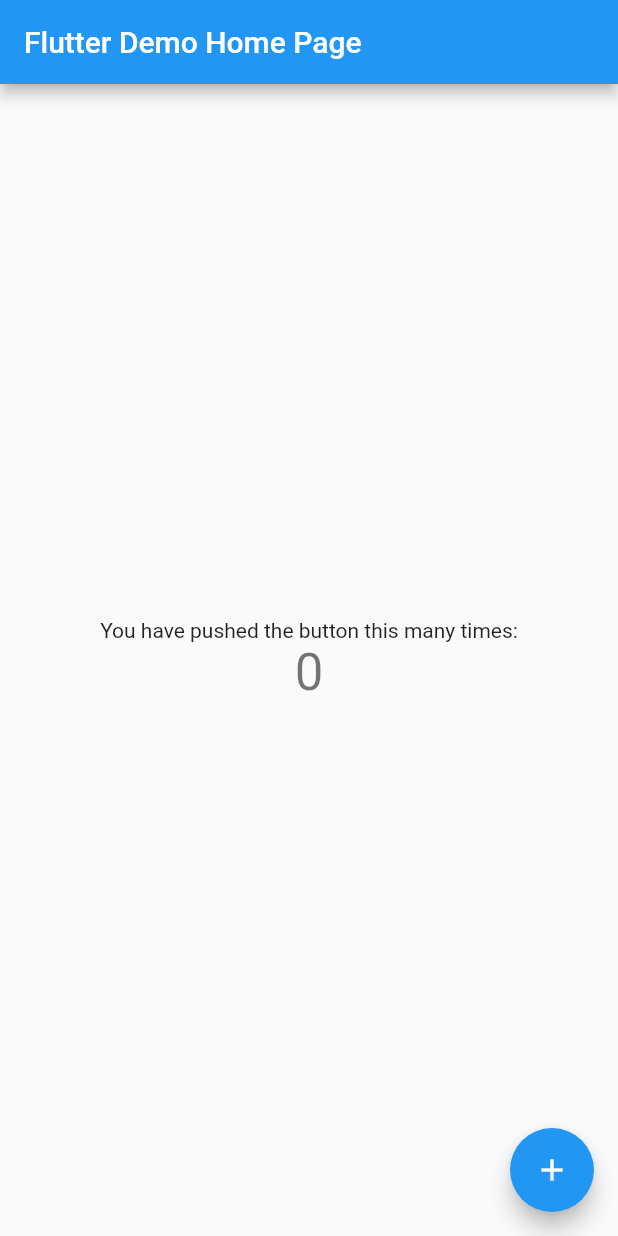
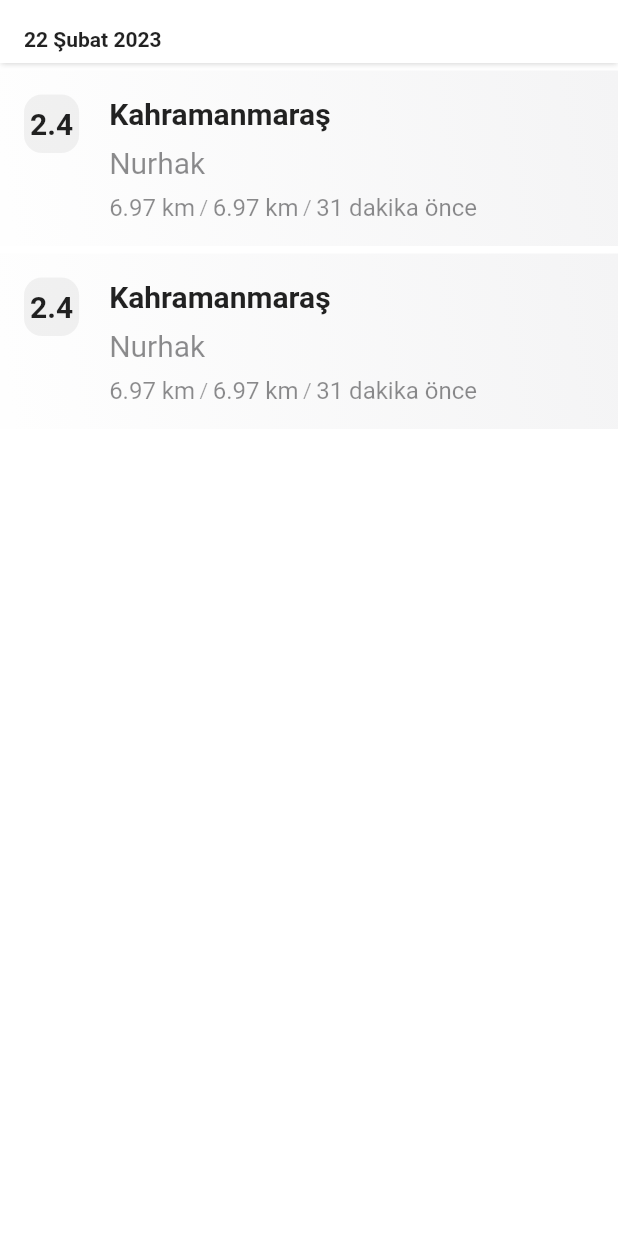
Before and after one commit to hgtucel/zelzele_flutter_app, a Flutter app: the screen it shows after launch, on a phone screen of 412 x 824 dp. Run offline on Flutter 3.47's test engine with Material 2 defaults, Android fonts, the phone set to English and light mode, and no system bars.

Commit message:
earthquake information widget added

```diff
--- a/lib/main.dart
+++ b/lib/main.dart
@@ -1,3 +1,4 @@
+import 'package:deprem_app/ui/pages/home_page.dart';
 import 'package:flutter/material.dart';
 
 void main() {
@@ -10,106 +11,10 @@
   // This widget is the root of your application.
   @override
   Widget build(BuildContext context) {
-    return MaterialApp(
+    return const MaterialApp(
+      debugShowCheckedModeBanner: false,
       title: 'Flutter Demo',
-      theme: ThemeData(
-        // This is the theme of your application.
-        //
-        // Try running your application with "flutter run". You'll see the
-        // application has a blue toolbar. Then, without quitting the app, try
-        // changing the primarySwatch below to Colors.green and then invoke
-        // "hot reload" (press "r" in the console where you ran "flutter run",
-        // or simply save your changes to "hot reload" in a Flutter IDE).
-        // Notice that the counter didn't reset back to zero; the application
-        // is not restarted.
-        primarySwatch: Colors.blue,
-      ),
-      home: const MyHomePage(title: 'Flutter Demo Home Page'),
+      home: HomePage()
     );
   }
 }
-
-class MyHomePage extends StatefulWidget {
-  const MyHomePage({super.key, required this.title});
-
-  // This widget is the home page of your application. It is stateful, meaning
-  // that it has a State object (defined below) that contains fields that affect
-  // how it looks.
-
-  // This class is the configuration for the state. It holds the values (in this
-  // case the title) provided by the parent (in this case the App widget) and
-  // used by the build method of the State. Fields in a Widget subclass are
-  // always marked "final".
-
-  final String title;
-
-  @override
-  State<MyHomePage> createState() => _MyHomePageState();
-}
-
-class _MyHomePageState extends State<MyHomePage> {
-  int _counter = 0;
-
-  void _incrementCounter() {
-    setState(() {
-      // This call to setState tells the Flutter framework that something has
-      // changed in this State, which causes it to rerun the build method below
-      // so that the display can reflect the updated values. If we changed
-      // _counter without calling setState(), then the build method would not be
-      // called again, and so nothing would appear to happen.
-      _counter++;
-    });
-  }
-
-  @override
-  Widget build(BuildContext context) {
-    // This method is rerun every time setState is called, for instance as done
-    // by the _incrementCounter method above.
-    //
-    // The Flutter framework has been optimized to make rerunning build methods
-    // fast, so that you can just rebuild anything that needs updating rather
-    // than having to individually change instances of widgets.
-    return Scaffold(
-      appBar: AppBar(
-        // Here we take the value from the MyHomePage object that was created by
-        // the App.build method, and use it to set our appbar title.
-        title: Text(widget.title),
-      ),
-      body: Center(
-        // Center is a layout widget. It takes a single child and positions it
-        // in the middle of the parent.
-        child: Column(
-          // Column is also a layout widget. It takes a list of children and
-          // arranges them vertically. By default, it sizes itself to fit its
-          // children horizontally, and tries to be as tall as its parent.
-          //
-          // Invoke "debug painting" (press "p" in the console, choose the
-          // "Toggle Debug Paint" action from the Flutter Inspector in Android
-          // Studio, or the "Toggle Debug Paint" command in Visual Studio Code)
-          // to see the wireframe for each widget.
-          //
-          // Column has various properties to control how it sizes itself and
-          // how it positions its children. Here we use mainAxisAlignment to
-          // center the children vertically; the main axis here is the vertical
-          // axis because Columns are vertical (the cross axis would be
-          // horizontal).
-          mainAxisAlignment: MainAxisAlignment.center,
-          children: <Widget>[
-            const Text(
-              'You have pushed the button this many times:',
-            ),
-            Text(
-              '$_counter',
-              style: Theme.of(context).textTheme.headlineMedium,
-            ),
-          ],
-        ),
-      ),
-      floatingActionButton: FloatingActionButton(
-        onPressed: _incrementCounter,
-        tooltip: 'Increment',
-        child: const Icon(Icons.add),
-      ), // This trailing comma makes auto-formatting nicer for build methods.
-    );
-  }
-}
--- /dev/null
+++ b/lib/ui/pages/home_page.dart
@@ -0,0 +1,54 @@
+import 'package:deprem_app/ui/widgets/info_widget.dart';
+import 'package:flutter/material.dart';
+
+class HomePage extends StatefulWidget {
+  const HomePage({super.key});
+
+  @override
+  State<HomePage> createState() => _HomePageState();
+}
+
+class _HomePageState extends State<HomePage> {
+  @override
+  Widget build(BuildContext context) {
+    return Scaffold(
+      appBar: AppBar(
+        toolbarHeight: 10,
+        backgroundColor: Colors.white,
+        elevation: 0,
+      ),
+      backgroundColor: Colors.white,
+      body: SafeArea(
+        child: Column(
+          children: [
+            Container(
+              width: double.infinity,
+              padding: EdgeInsets.symmetric(vertical: 8, horizontal: 16),
+              decoration: BoxDecoration(color: Colors.white, boxShadow: [
+                BoxShadow(
+                    color: Color.fromRGBO(0, 0, 0, 0.1),
+                    spreadRadius: 0,
+                    blurRadius: 3,
+                    offset: Offset(0, 1)),
+                BoxShadow(
+                    color: Color.fromRGBO(0, 0, 0, 0.1),
+                    spreadRadius: -1,
+                    blurRadius: 2,
+                    offset: Offset(0, 1))
+              ]),
+              child: Text(
+                "22 Şubat 2023",
+                style: TextStyle(fontWeight: FontWeight.w600),
+              ),
+            ),
+            SizedBox(
+              height: 5,
+            ),
+            InfoWidget(),
+            InfoWidget()
+          ],
+        ),
+      ),
+    );
+  }
+}
--- /dev/null
+++ b/lib/ui/widgets/info_widget.dart
@@ -0,0 +1,92 @@
+import 'package:flutter/material.dart';
+
+class InfoWidget extends StatelessWidget {
+  const InfoWidget({super.key});
+
+  @override
+  Widget build(BuildContext context) {
+    return Container(
+      margin: EdgeInsets.only(bottom: 5),
+      padding: EdgeInsets.all(16),
+      decoration: BoxDecoration(
+          gradient: LinearGradient(
+              end: Alignment.topRight,
+              colors: [Color(0xFFfefefe),Color(0xFFf4f4f5), ])),
+      child: Row(
+        mainAxisAlignment: MainAxisAlignment.start,
+        crossAxisAlignment: CrossAxisAlignment.start,
+        children: [
+          Container(
+            margin: EdgeInsets.only(right: 20),
+            padding: EdgeInsets.symmetric(vertical: 8, horizontal: 4),
+            decoration: BoxDecoration(
+                color: Color.fromRGBO(0, 0, 0, 0.05),
+                borderRadius: BorderRadius.circular(12)),
+            child: Text(
+              "2.4",
+              style: TextStyle(fontSize: 20, fontWeight: FontWeight.w700),
+            ),
+          ),
+          Column(
+            mainAxisAlignment: MainAxisAlignment.start,
+            crossAxisAlignment: CrossAxisAlignment.start,
+            children: [
+              Text(
+                "Kahramanmaraş",
+                style: TextStyle(
+                    fontWeight: FontWeight.w700, fontSize: 20, height: 1.25),
+              ),
+              Text(
+                "Nurhak",
+                style: TextStyle(
+                    fontSize: 20,
+                    height: 1.75,
+                    color: Color.fromRGBO(24, 24, 27, 0.5)),
+              ),
+              SizedBox(height: 5,),
+              Row(
+                children: [
+                  Text(
+                    "6.97 km",
+                    style: TextStyle(
+                        fontSize: 16,
+                        height: 1.25,
+                        color: Color.fromRGBO(24, 24, 27, 0.5)),
+                  ),
+                  Container(
+                    margin: EdgeInsets.symmetric(horizontal: 3),
+                    child: Text(
+                      "/",
+                      style: TextStyle(color: Color.fromRGBO(24, 24, 27, 0.4)),
+                    ),
+                  ),
+                  Text(
+                    "6.97 km",
+                    style: TextStyle(
+                        fontSize: 16,
+                        height: 1.25,
+                        color: Color.fromRGBO(24, 24, 27, 0.5)),
+                  ),
+                  Container(
+                    margin: EdgeInsets.symmetric(horizontal: 3),
+                    child: Text(
+                      "/",
+                      style: TextStyle(color: Color.fromRGBO(24, 24, 27, 0.4)),
+                    ),
+                  ),
+                  Text(
+                    "31 dakika önce",
+                    style: TextStyle(
+                        fontSize: 16,
+                        height: 1.25,
+                        color: Color.fromRGBO(24, 24, 27, 0.5)),
+                  ),
+                ],
+              )
+            ],
+          )
+        ],
+      ),
+    );
+  }
+}
```
